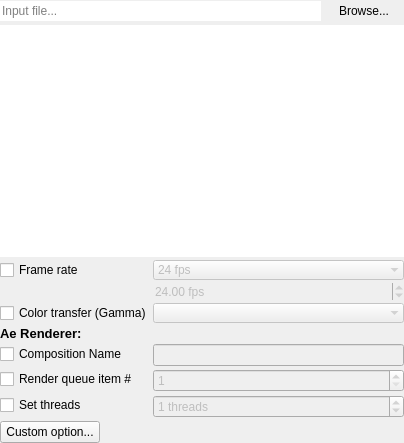
The window that DuFFMpeg/inputwidget.ui (RxLaboratory/DuME) describes before a commit, drawn with Qt 5.
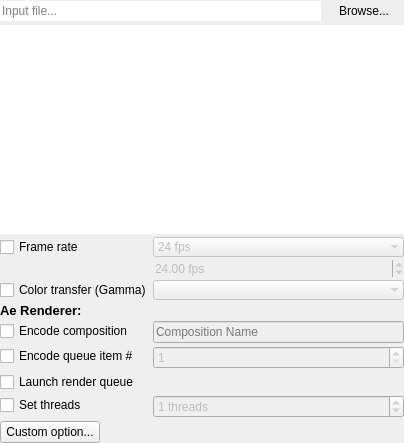
The same window after the commit.

Commit message: use AE RenderQueue option

What changed in the file:
```diff
--- a/DuFFMpeg/inputwidget.ui
+++ b/DuFFMpeg/inputwidget.ui
@@ -76,7 +76,7 @@
         <x>0</x>
         <y>0</y>
         <width>404</width>
-        <height>415</height>
+        <height>418</height>
        </rect>
       </property>
       <layout class="QVBoxLayout" name="verticalLayout" stretch="1,0">
@@ -216,7 +216,7 @@
            </property>
           </widget>
          </item>
-         <item row="7" column="0">
+         <item row="8" column="0">
           <widget class="QPushButton" name="addParamButton">
            <property name="minimumSize">
             <size>
@@ -306,8 +306,11 @@
              <height>16777215</height>
             </size>
            </property>
+           <property name="toolTip">
+            <string>Render and encode a specific compostion.</string>
+           </property>
            <property name="text">
-            <string>Composition Name</string>
+            <string>Encode composition</string>
            </property>
           </widget>
          </item>
@@ -316,9 +319,12 @@
            <property name="enabled">
             <bool>false</bool>
            </property>
+           <property name="placeholderText">
+            <string>Composition Name</string>
+           </property>
           </widget>
          </item>
-         <item row="6" column="0">
+         <item row="7" column="0">
           <widget class="QCheckBox" name="threadsButton">
            <property name="minimumSize">
             <size>
@@ -332,12 +338,15 @@
              <height>16777215</height>
             </size>
            </property>
+           <property name="toolTip">
+            <string>Set the number of threads to use for the rendering process handled by DuFFmpeg</string>
+           </property>
            <property name="text">
             <string>Set threads</string>
            </property>
           </widget>
          </item>
-         <item row="6" column="1">
+         <item row="7" column="1">
           <widget class="QSpinBox" name="threadsBox">
            <property name="enabled">
             <bool>false</bool>
@@ -387,8 +396,11 @@
              <height>16777215</height>
             </size>
            </property>
+           <property name="toolTip">
+            <string>Render and encode a specific item in the render queue</string>
+           </property>
            <property name="text">
-            <string>Render queue item #</string>
+            <string>Encode queue item #</string>
            </property>
           </widget>
          </item>
@@ -414,6 +426,28 @@
            </property>
           </widget>
          </item>
+         <item row="6" column="0">
+          <widget class="QCheckBox" name="aeRenderQueueButton">
+           <property name="minimumSize">
+            <size>
+             <width>150</width>
+             <height>0</height>
+            </size>
+           </property>
+           <property name="maximumSize">
+            <size>
+             <width>100</width>
+             <height>16777215</height>
+            </size>
+           </property>
+           <property name="toolTip">
+            <string>Just render the whole render queue, without further encoding.</string>
+           </property>
+           <property name="text">
+            <string>Launch render queue</string>
+           </property>
+          </widget>
+         </item>
         </layout>
        </item>
       </layout>
```
The commit also changes 7 other files.
